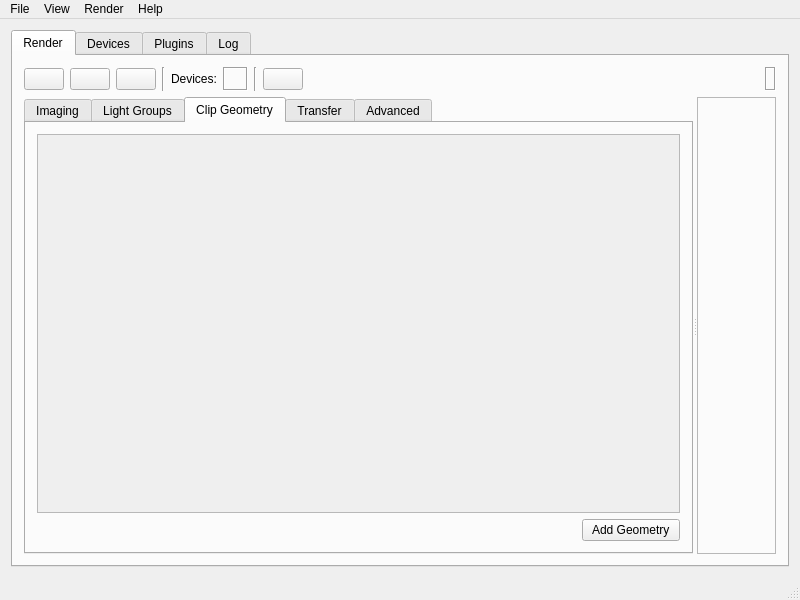
Qt form Source/VoxRender/Interface/mainwindow.ui (nagyistoce/voxrender) before a commit.
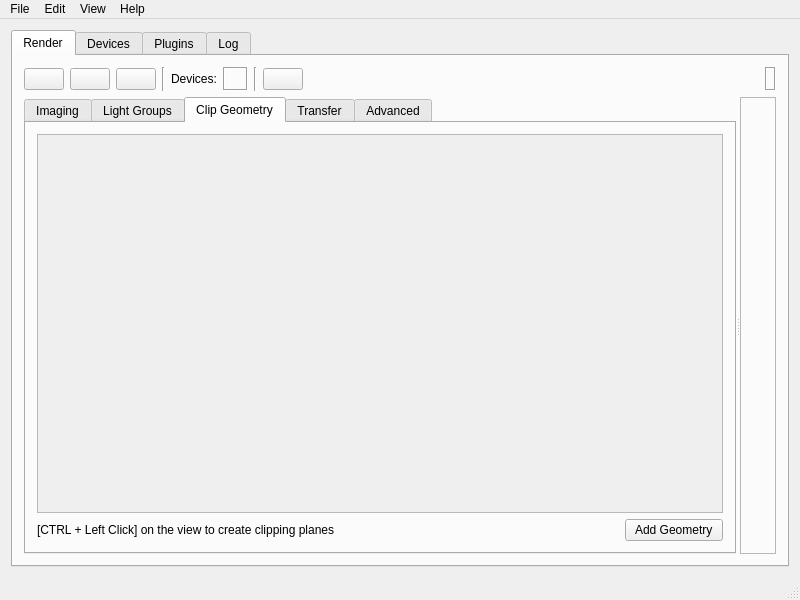
The same form after that commit. The open tabs and pages were chosen to show the change. Icons and pictures are not drawn.

Commit message: - Worked on implementing undo/redo functionality and ActionManager - Assorted minor bugfixes; color pushbutton cancellation, CVolumeBuffer time slice, RenderParams import for .xml

What changed in the file:
```diff
--- a/Source/VoxRender/Interface/mainwindow.ui
+++ b/Source/VoxRender/Interface/mainwindow.ui
@@ -383,7 +383,7 @@
                  <rect>
                   <x>0</x>
                   <y>0</y>
-                  <width>660</width>
+                  <width>694</width>
                   <height>164</height>
                  </rect>
                 </property>
@@ -397,6 +397,13 @@
              </item>
              <item>
               <layout class="QHBoxLayout" name="horizontalLayout_3">
+               <item>
+                <widget class="QLabel" name="label">
+                 <property name="text">
+                  <string>[CTRL + Left Click] on the view to create clipping planes</string>
+                 </property>
+                </widget>
+               </item>
                <item>
                 <spacer name="horizontalSpacer_5">
                  <property name="orientation">
@@ -802,15 +809,15 @@
    </widget>
    <widget class="QMenu" name="menuRender">
     <property name="title">
-     <string>Render</string>
+     <string>Edit</string>
     </property>
     <addaction name="actionResume"/>
     <addaction name="actionPause"/>
     <addaction name="actionStop"/>
    </widget>
    <addaction name="menuFile"/>
-   <addaction name="menuEdit"/>
    <addaction name="menuRender"/>
+   <addaction name="menuEdit"/>
    <addaction name="menuHelp"/>
   </widget>
   <widget class="QStatusBar" name="statusBar"/>
```
Left out of the diff: 29 changed lines with no effect on the pictures. The commit also changes 43 other files.
